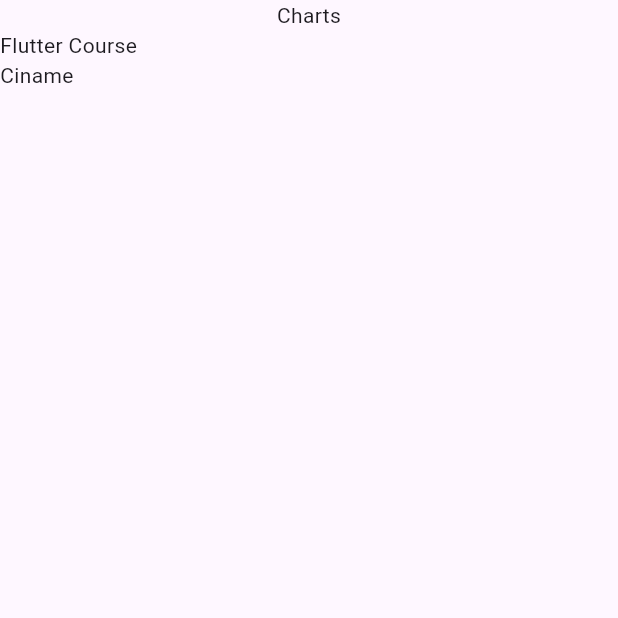
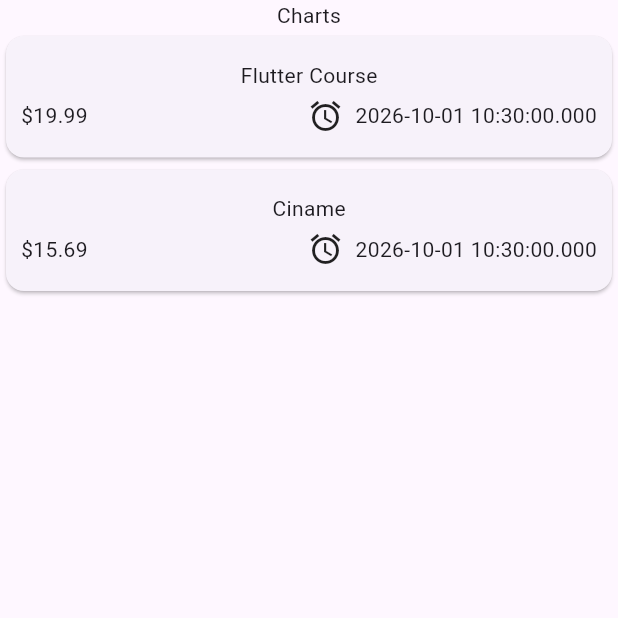
Before and after one commit to Seth-Browning/Web-App-Development-App-3, a Flutter app: the screen it shows after launch, on a phone screen of 412 x 824 dp, the top half of it. Run offline on Flutter 3.47's test engine with Material 3 defaults, Android fonts, the phone set to English and light mode, and no system bars.

Commit message:
Refactored widgets so that they can be seen more easily and modifier expense_item to show a little more information.

```diff
--- a/lib/main.dart
+++ b/lib/main.dart
@@ -1,6 +1,6 @@
 import 'package:flutter/material.dart';
 
-import 'package:expense_tracker/expenses.dart';
+import 'package:expense_tracker/widgets/expenses.dart';
 
 void main() {
   runApp(
--- a/lib/expenses.dart
+++ b/lib/widgets/expenses.dart
@@ -1,4 +1,4 @@
-import 'package:expense_tracker/expenses_list.dart';
+import 'package:expense_tracker/widgets/expenses_list/expenses_list.dart';
 import 'package:flutter/material.dart';
 import 'package:expense_tracker/models/expense.dart';
 
--- /dev/null
+++ b/lib/widgets/expenses_list/expense_item.dart
@@ -0,0 +1,39 @@
+import 'package:flutter/material.dart';
+import 'package:expense_tracker/models/expense.dart';
+
+class ExpenseItem extends StatelessWidget {
+  const ExpenseItem(this.expense, {super.key});
+
+  final Expense expense;
+
+  @override
+  Widget build(BuildContext context) {
+    return Card(
+      child: Padding(
+        padding: const EdgeInsets.symmetric(
+          horizontal: 10,
+          vertical: 16
+        ),
+        child: Column(
+          children: [
+            Text(expense.title),
+            SizedBox(height: 5),
+            Row(
+              children: [
+                Text('\$${expense.amount.toStringAsFixed(2)}'),
+                Spacer(),
+                Row(
+                  children: [
+                    Icon(Icons.alarm),
+                    const SizedBox(width: 8),
+                    Text(expense.date.toString()),
+                  ],
+                ),
+              ],
+            ),
+          ]
+        ),
+      )
+    );
+  }
+}
--- a/lib/expenses_list.dart
+++ b/lib/widgets/expenses_list/expenses_list.dart
@@ -1,3 +1,4 @@
+import 'package:expense_tracker/widgets/expenses_list/expense_item.dart';
 import 'package:flutter/material.dart';
 import 'package:expense_tracker/models/expense.dart';
 
@@ -10,7 +11,7 @@ class ExpensesList extends StatelessWidget {
   Widget build(BuildContext context) {
     return ListView.builder(
       itemCount: expenses.length,
-      itemBuilder: (ctx, index) => Text(expenses[index].title),
+      itemBuilder: (ctx, index) => ExpenseItem(expenses[index]),
     );
   }
 }
```
